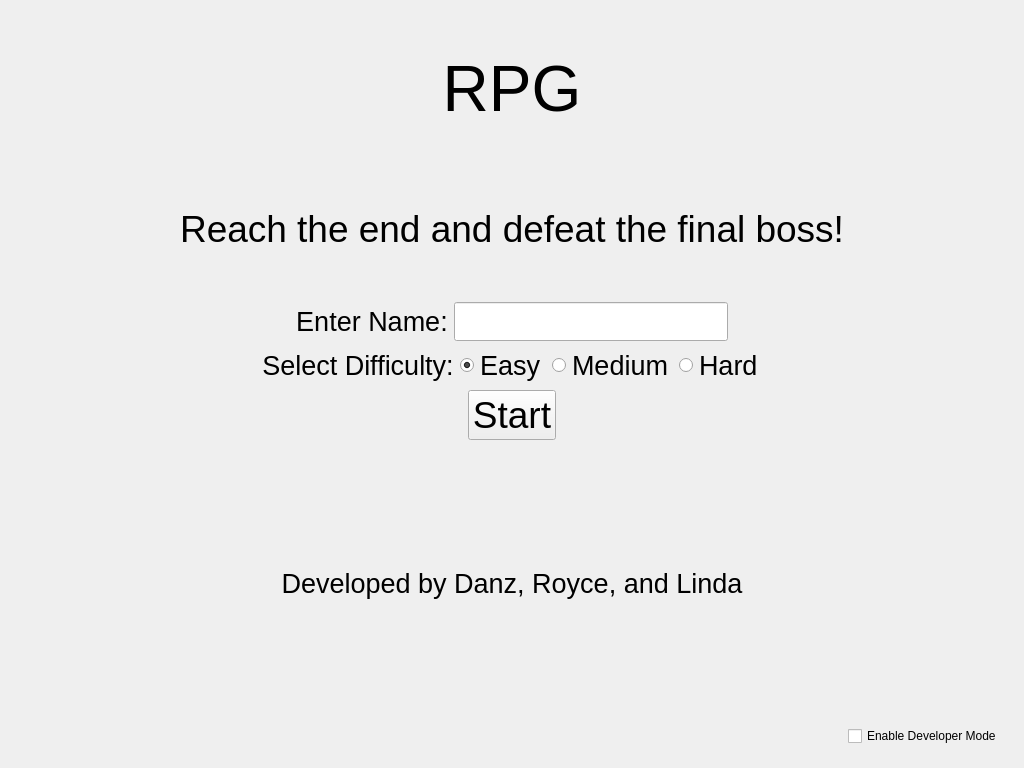
The window that mainwindow.ui (danzmoses/cs100-project) describes before a commit, drawn with Qt 5.
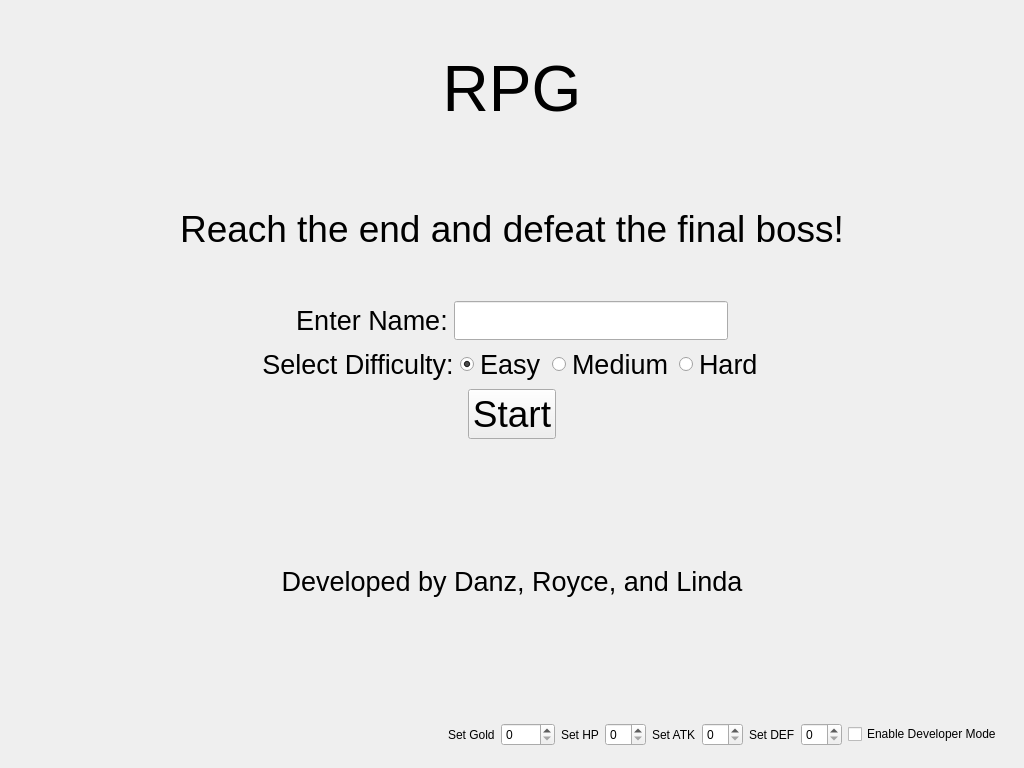
The same window after the commit.

Commit message: Developer mode implemented

Diff of the .ui file:
```diff
--- a/mainwindow.ui
+++ b/mainwindow.ui
@@ -277,7 +277,51 @@
            </spacer>
           </item>
           <item>
-           <widget class="QCheckBox" name="checkBox">
+           <widget class="QLabel" name="startMenuSetGoldLabel">
+            <property name="text">
+             <string>Set Gold</string>
+            </property>
+           </widget>
+          </item>
+          <item>
+           <widget class="QSpinBox" name="startMenuSetGold">
+            <property name="maximum">
+             <number>1000</number>
+            </property>
+           </widget>
+          </item>
+          <item>
+           <widget class="QLabel" name="startMenuSetHPLabel">
+            <property name="text">
+             <string>Set HP</string>
+            </property>
+           </widget>
+          </item>
+          <item>
+           <widget class="QSpinBox" name="startMenuSetHP"/>
+          </item>
+          <item>
+           <widget class="QLabel" name="startMenuSetATKLabel">
+            <property name="text">
+             <string>Set ATK</string>
+            </property>
+           </widget>
+          </item>
+          <item>
+           <widget class="QSpinBox" name="startMenuSetATK"/>
+          </item>
+          <item>
+           <widget class="QLabel" name="startMenuSetDEFLabel">
+            <property name="text">
+             <string>Set DEF</string>
+            </property>
+           </widget>
+          </item>
+          <item>
+           <widget class="QSpinBox" name="startMenuSetDEF"/>
+          </item>
+          <item>
+           <widget class="QCheckBox" name="enableDeveloperMode">
             <property name="layoutDirection">
              <enum>Qt::LeftToRight</enum>
             </property>
```
The commit also changes 2 other files.
